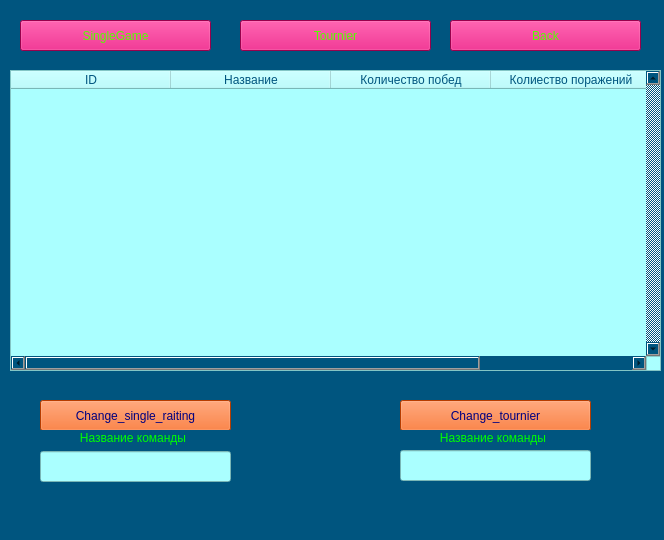
Old version of the form app/ui/Raiting_window.ui in the repository AnnushkaStark/Brain_ring_game-admin_panel-.
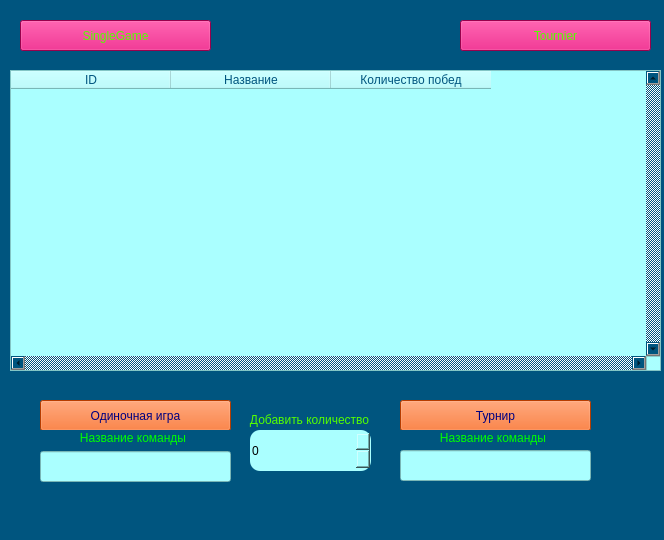
New version of the form.

Commit message: Отредактировано окно рейтинга пока без привязки к главному

The edit to the form file:
```diff
--- a/app/ui/Raiting_window.ui
+++ b/app/ui/Raiting_window.ui
@@ -57,11 +57,6 @@
       <string>Количество побед</string>
      </property>
     </column>
-    <column>
-     <property name="text">
-      <string>Колиество поражений</string>
-     </property>
-    </column>
    </widget>
    <widget class="QPushButton" name="pushButton_Singe_Game">
     <property name="geometry">
@@ -85,7 +80,7 @@
    <widget class="QPushButton" name="pushButton_Toutnier">
     <property name="geometry">
      <rect>
-      <x>240</x>
+      <x>460</x>
       <y>20</y>
       <width>191</width>
       <height>31</height>
@@ -100,24 +95,6 @@
      <string>Tournier</string>
     </property>
    </widget>
-   <widget class="QPushButton" name="pushButton_ToMain">
-    <property name="geometry">
-     <rect>
-      <x>450</x>
-      <y>20</y>
-      <width>191</width>
-      <height>31</height>
-     </rect>
-    </property>
-    <property name="styleSheet">
-     <string notr="true">color: rgb(206, 0, 103);
-color: rgb(85, 255, 0);
-background-color: rgb(214, 0, 107);</string>
-    </property>
-    <property name="text">
-     <string>Back</string>
-    </property>
-   </widget>
    <widget class="QPushButton" name="pushButton_change_single_game">
     <property name="geometry">
      <rect>
@@ -133,7 +110,7 @@
 </string>
     </property>
     <property name="text">
-     <string>Сhange_single_raiting</string>
+     <string>Одиночная игра</string>
     </property>
    </widget>
    <widget class="QPushButton" name="pushButton_change_tourner">
@@ -151,7 +128,7 @@
 </string>
     </property>
     <property name="text">
-     <string>Сhange_tournier</string>
+     <string>Турнир</string>
     </property>
    </widget>
    <widget class="QLineEdit" name="lineEdit_single_team">
@@ -212,6 +189,36 @@
      <string>            Название команды</string>
     </property>
    </widget>
+   <widget class="QSpinBox" name="spinBox">
+    <property name="geometry">
+     <rect>
+      <x>250</x>
+      <y>430</y>
+      <width>121</width>
+      <height>41</height>
+     </rect>
+    </property>
+    <property name="styleSheet">
+     <string notr="true">background-color: rgb(170, 255, 255);
+border-radius:10px</string>
+    </property>
+   </widget>
+   <widget class="QLabel" name="label_3">
+    <property name="geometry">
+     <rect>
+      <x>240</x>
+      <y>410</y>
+      <width>141</width>
+      <height>20</height>
+     </rect>
+    </property>
+    <property name="styleSheet">
+     <string notr="true">color: rgb(85, 255, 0);</string>
+    </property>
+    <property name="text">
+     <string>   Добавить количество</string>
+    </property>
+   </widget>
   </widget>
   <widget class="QMenuBar" name="menubar">
    <property name="geometry">
```
The commit also changes 2 other files.
